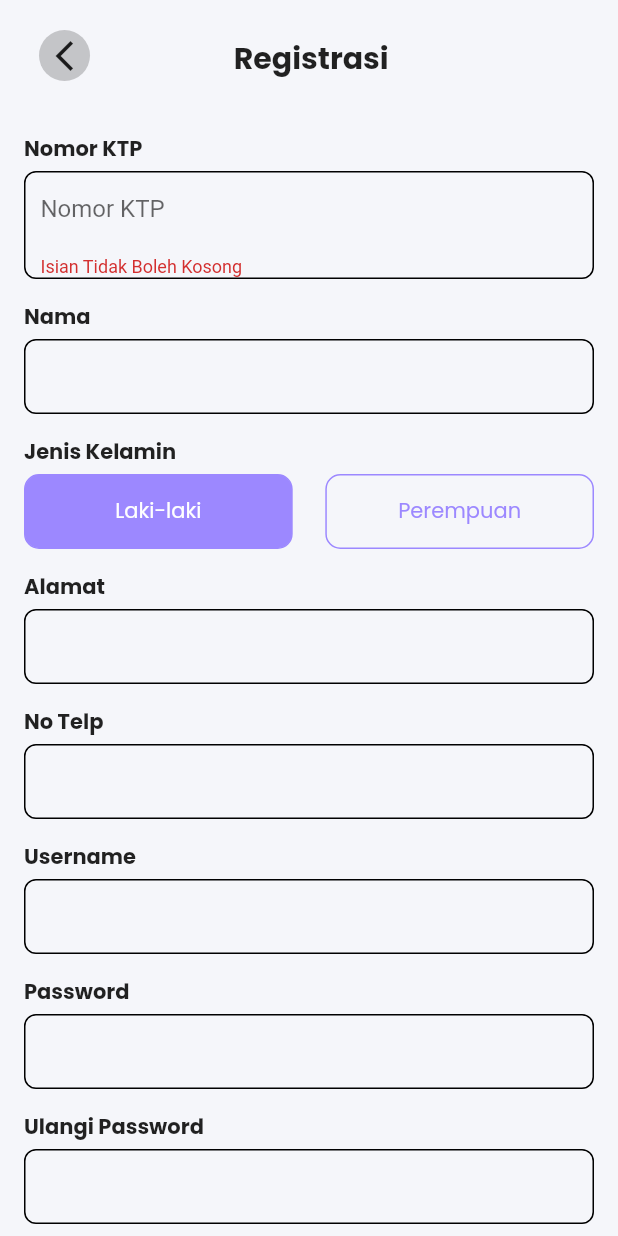
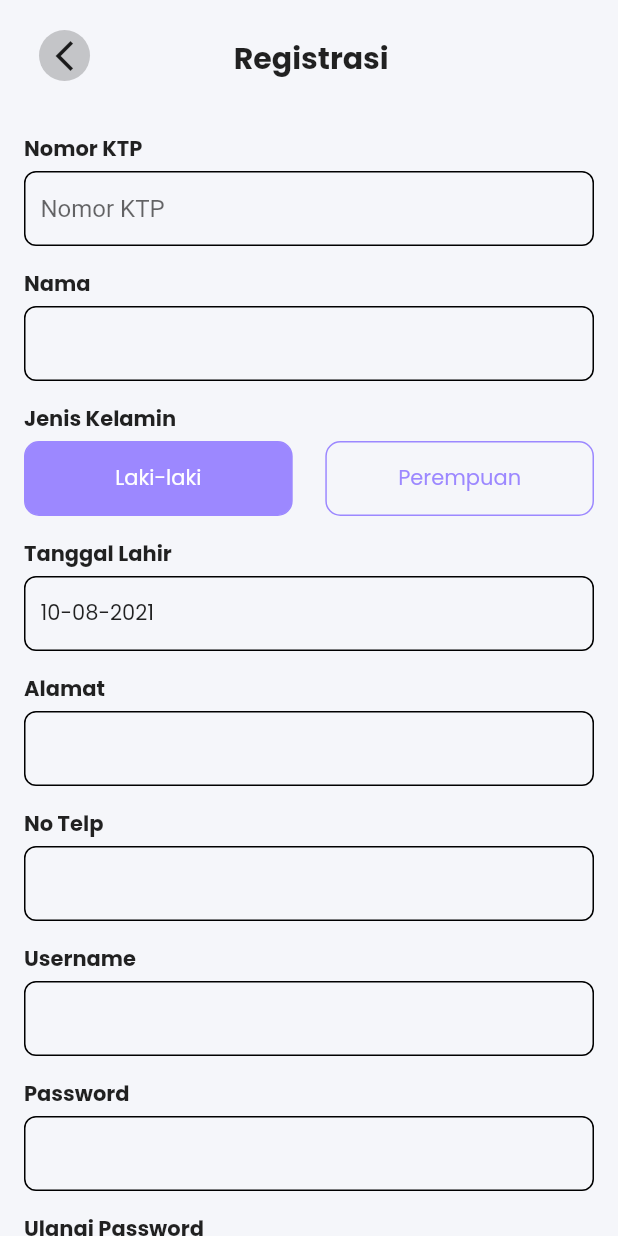
Before and after one commit to ardi7923/flutter-rumahsakit, a Flutter app: the RegisterScreen widget shown alone on an empty page, opened directly, on a phone screen of 412 x 824 dp. Run offline on Flutter 3.47's test engine with Material 2 defaults, Android fonts, the phone set to English and light mode, and no system bars; our stand-ins replace bloc, dio, equatable, flutter_bloc, flutter_spinkit, get and 3 more; accounts and stored records are empty; network calls fail.

Commit message:
registration done

```diff
--- a/lib/screen/register_screen.dart
+++ b/lib/screen/register_screen.dart
@@ -9,6 +9,33 @@ class _RegisterScreenState extends State<RegisterScreen> {
   String gender = "M";
   final _formKey = new GlobalKey<FormState>();
   String? validationKtpNumber;
+  String? validationUsername;
+  bool isLoading = false;
+  DateTime selectedDate = DateTime.now();
+
+  TextEditingController ktpNumberController = TextEditingController();
+  TextEditingController nameController = TextEditingController();
+  TextEditingController addressController = TextEditingController();
+  TextEditingController phoneController = TextEditingController();
+  TextEditingController usernameController = TextEditingController();
+  TextEditingController passwordController = TextEditingController();
+  TextEditingController repetPasswordController = TextEditingController();
+
+  /*
+   * date picker
+   */
+  Future<void> _selectDate(BuildContext context) async {
+    final DateTime? picked = await showDatePicker(
+        context: context,
+        initialDate: selectedDate,
+        firstDate: DateTime(1960, 8),
+        lastDate: DateTime(2022));
+    if (picked != null && picked != selectedDate) {
+      setState(() {
+        selectedDate = picked;
+      });
+    }
+  }
 
   @override
   Widget build(BuildContext context) {
@@ -52,8 +79,7 @@ class _RegisterScreenState extends State<RegisterScreen> {
                 height: 20,
               ),
               labelText('Nomor KTP'),
-              Builder(
-                builder: (BuildContext context) => Container(
+              Container(
                 width: double.infinity,
                 margin: EdgeInsets.fromLTRB(16, 0, 16, 0),
                 padding: EdgeInsets.symmetric(horizontal: 10),
@@ -62,27 +88,28 @@ class _RegisterScreenState extends State<RegisterScreen> {
                   border: Border.all(color: Colors.black),
                 ),
                 child: TextFormField(
+                  controller: ktpNumberController,
                   decoration: InputDecoration(
                       border: InputBorder.none, hintText: 'Nomor KTP'),
-                    autovalidateMode: AutovalidateMode.always,
+                  autovalidateMode: AutovalidateMode.onUserInteraction,
                   onChanged: (value) {
                     setState(() {
-                        validationKtpNumber = "";
+                      validationKtpNumber = null;
                     });
                   },
                   validator: (value) {
                     if (value!.isEmpty) {
                       return "Isian Tidak Boleh Kosong";
                     }
+
                     if (validationKtpNumber != null) {
                       return validationKtpNumber;
                     }
                   },
                 ),
               ),
-              ),
               labelText("Nama"),
-              inputText(false),
+              inputText(false, nameController),
               labelText("Jenis Kelamin"),
               Container(
                 margin: EdgeInsets.fromLTRB(16, 0, 16, 0),
@@ -162,39 +189,142 @@ class _RegisterScreenState extends State<RegisterScreen> {
                   ],
                 ),
               ),
+              labelText("Tanggal Lahir"),
+              GestureDetector(
+                onTap: () {
+                  _selectDate(context);
+                },
+                child: Container(
+                  margin: EdgeInsets.fromLTRB(16, 0, 16, 0),
+                  width: double.infinity,
+                  height: 50,
+                  padding: EdgeInsets.symmetric(horizontal: 10),
+                  decoration: BoxDecoration(
+                    borderRadius: BorderRadius.circular(8),
+                    border: Border.all(color: Colors.black),
+                  ),
+                  child: Column(
+                    mainAxisAlignment: MainAxisAlignment.center,
+                    crossAxisAlignment: CrossAxisAlignment.start,
+                    children: [
+                      Text(
+                        DateFormat("dd-MM-yyyy").format(selectedDate),
+                        style: poppinsFont,
+                      ),
+                    ],
+                  ),
+                ),
+              ),
               labelText("Alamat"),
-              inputText(false),
+              inputText(false, addressController),
               labelText("No Telp"),
               phoneText(),
               labelText("Username"),
-              inputText(false),
+              Container(
+                width: double.infinity,
+                margin: EdgeInsets.fromLTRB(16, 0, 16, 0),
+                padding: EdgeInsets.symmetric(horizontal: 10),
+                decoration: BoxDecoration(
+                  borderRadius: BorderRadius.circular(8),
+                  border: Border.all(color: Colors.black),
+                ),
+                child: TextFormField(
+                  controller: usernameController,
+                  decoration: InputDecoration(
+                    border: InputBorder.none,
+                  ),
+                  autovalidateMode: AutovalidateMode.onUserInteraction,
+                  onChanged: (value) {
+                    setState(() {
+                      validationUsername = null;
+                    });
+                  },
+                  validator: (value) {
+                    if (value!.isEmpty) {
+                      return "Isian Tidak Boleh Kosong";
+                    }
+
+                    if (validationKtpNumber != null) {
+                      return validationUsername;
+                    }
+                  },
+                ),
+              ),
               labelText("Password"),
-              inputText(true),
+              inputText(true, passwordController),
               labelText("Ulangi Password"),
-              inputText(true),
+              Container(
+                width: double.infinity,
+                margin: EdgeInsets.fromLTRB(16, 0, 16, 0),
+                padding: EdgeInsets.symmetric(horizontal: 10),
+                decoration: BoxDecoration(
+                  borderRadius: BorderRadius.circular(8),
+                  border: Border.all(color: Colors.black),
+                ),
+                child: TextFormField(
+                  controller: repetPasswordController,
+                  obscureText: true,
+                  decoration: InputDecoration(
+                    border: InputBorder.none,
+                  ),
+                  autovalidateMode: AutovalidateMode.onUserInteraction,
+                  validator: (value) {
+                    if (value!.isEmpty) {
+                      return "Isian Tidak Boleh Kosong";
+                    }
+                    if (value != passwordController.text) {
+                      return "Password Tidak Sama";
+                    }
+                  },
+                ),
+              ),
               SizedBox(
                 height: 20,
               ),
-              Container(
+              (!isLoading)
+                  ? Container(
                       margin: EdgeInsets.fromLTRB(16, 0, 16, 0),
                       width: double.infinity,
                       child: ElevatedButton(
                           onPressed: () async {
                             final form = _formKey.currentState;
 
+                            if (form!.validate()) {
+                              // setState(() {
+                              //   isLoading = true;
+                              // });
+                              var response = await RegisterService.registrasion(
+                                  ktpNumberController.text,
+                                  nameController.text,
+                                  DateFormat("yyyy-MM-dd").format(selectedDate).toString(),
+                                  gender,
+                                  addressController.text,
+                                  phoneController.text,
+                                  usernameController.text,
+                                  passwordController.text,
+                                  repetPasswordController.text);
+
+                              if (response.value != null) {
+                                authData.write('name', response.value["name"]);
+                                authData.write(
+                                    'token', response.value["token"]);
+                                authData.write('role', response.value['role']);
+
+                                Get.offAll(() => ConsultHomeScreen());
+                              } else {
                                 setState(() {
-                          validationKtpNumber = "tes";
+                                  isLoading = false;
                                 });
-
-                        if (form!.validate()) {
-                          print(form);
+                              }
                             }
                           },
-                      style: ElevatedButton.styleFrom(primary: primaryColor),
+                          style:
+                              ElevatedButton.styleFrom(primary: primaryColor),
                           child: Text(
                             "Daftar",
                             style: poppinsFont,
-                      ))),
+                          )))
+                  : loadingFadingCircle,
               SizedBox(
                 height: 20,
               ),
@@ -216,7 +346,7 @@ class _RegisterScreenState extends State<RegisterScreen> {
     );
   }
 
-  inputText(obsecure) {
+  inputText(obsecure, controller) {
     return Column(children: [
       Container(
         width: double.infinity,
@@ -227,10 +357,17 @@ class _RegisterScreenState extends State<RegisterScreen> {
           border: Border.all(color: Colors.black),
         ),
         child: TextFormField(
+          controller: controller,
           obscureText: obsecure,
+          autovalidateMode: AutovalidateMode.onUserInteraction,
           decoration: InputDecoration(
             border: InputBorder.none,
           ),
+          validator: (value) {
+            if (value!.isEmpty) {
+              return "Isian Wajib Diisi";
+            }
+          },
         ),
       ),
     ]);
@@ -247,6 +384,7 @@ class _RegisterScreenState extends State<RegisterScreen> {
           border: Border.all(color: Colors.black),
         ),
         child: TextFormField(
+          controller: phoneController,
           keyboardType: TextInputType.phone,
           inputFormatters: [FilteringTextInputFormatter.digitsOnly],
           decoration: InputDecoration(
--- a/lib/screen/screen.dart
+++ b/lib/screen/screen.dart
@@ -15,6 +15,7 @@ import 'package:flutter_spinkit/flutter_spinkit.dart';
 import 'package:get/get.dart';
 import 'package:flutter_bloc/flutter_bloc.dart';
 import 'package:get_storage/get_storage.dart';
+import 'package:intl/intl.dart';
 
 part 'splashscreen.dart';
 part 'home_screen.dart';
--- a/lib/screen/signin_screen.dart
+++ b/lib/screen/signin_screen.dart
@@ -67,7 +67,7 @@ class _SigninScreenState extends State<SigninScreen> {
                   ),
                   child: TextFormField(
                     controller: usernameController,
-                    autovalidateMode: AutovalidateMode.always,
+                    autovalidateMode: AutovalidateMode.onUserInteraction,
                     decoration: InputDecoration(
                         border: InputBorder.none,
                         hintText: 'Masukkan Username'),
--- a/lib/service/service.dart
+++ b/lib/service/service.dart
@@ -11,3 +11,4 @@ part "submission_schedule_service.dart";
 part "patient_schedule_service.dart";
 part "doctor_schedule_service.dart";
 part "doctor_confirm_service.dart";
+part "register_service.dart";
```
Also changed, not shown: lib/service/register_service.dart (added, +32 -0 lines). Lines whose indentation alone changed are shown as unchanged.
